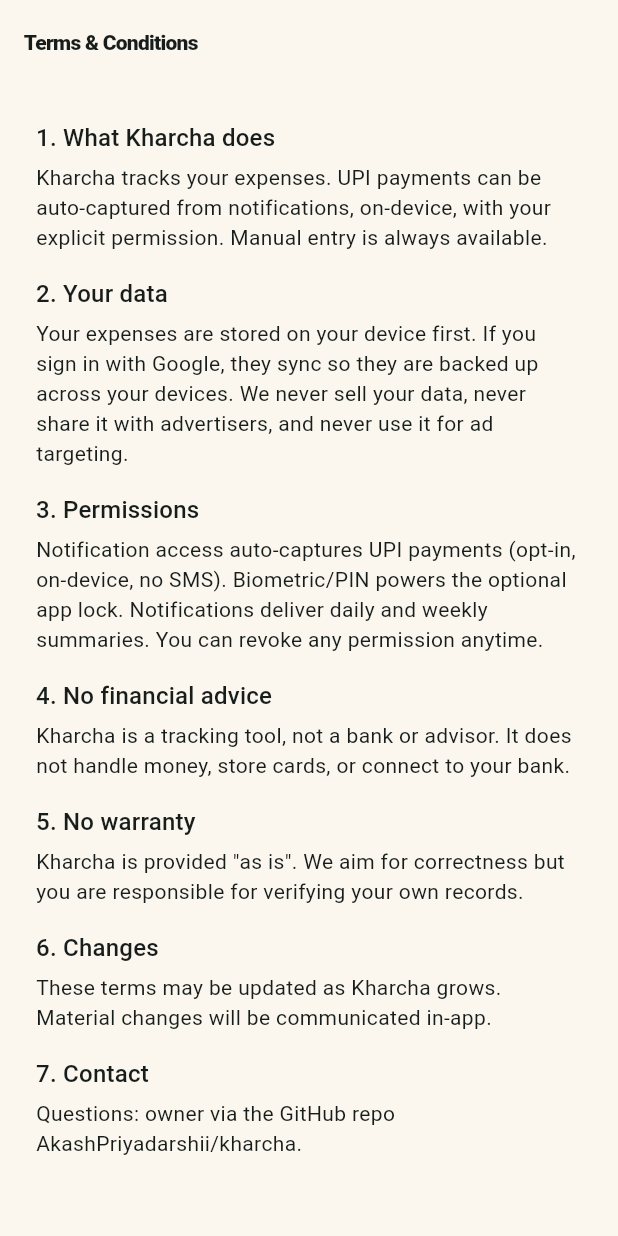
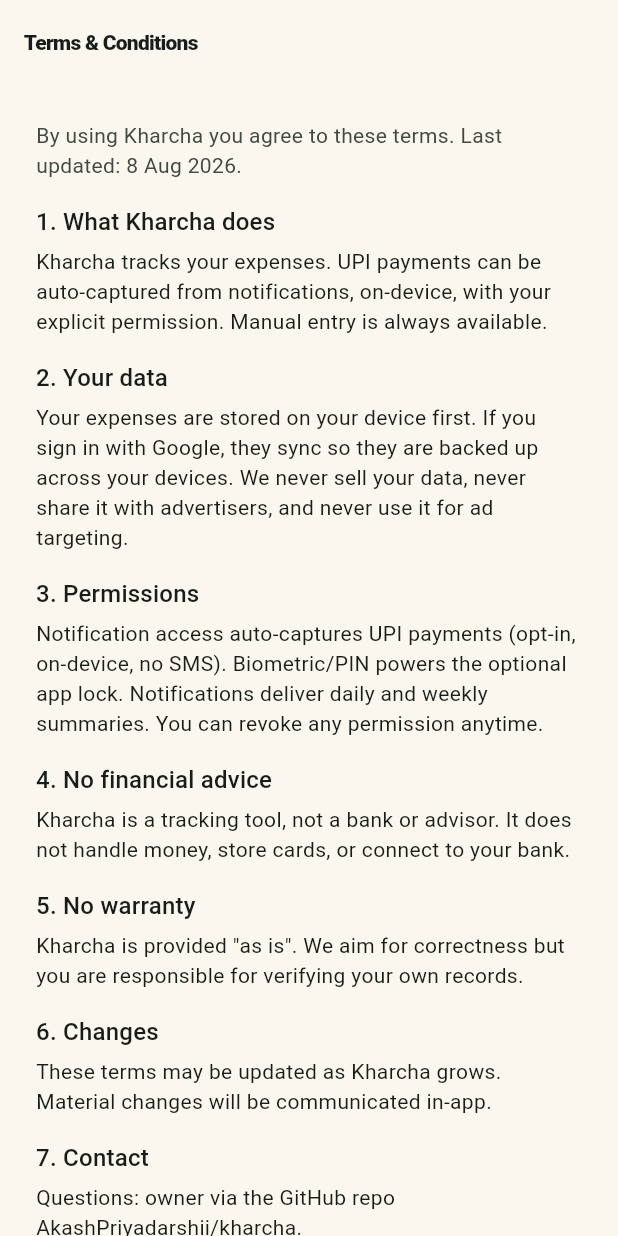
Before and after one commit to AkashPriyadarshii/kharcha, a Flutter app: the TermsScreen screen opened by its route, on a phone screen of 412 x 824 dp. Run offline on Flutter 3.47's test engine with Material 3 defaults, Android fonts, the phone set to English and light mode, and no system bars; our stand-ins replace csv, drift, file_picker, fl_chart, flutter_local_notifications, flutter_riverpod and 7 more; accounts and stored records are empty; generated files the repository leaves out were written again.

Commit message:
fix: terms screen — add consent line + last-updated date

```diff
--- a/lib/screens/terms_screen.dart
+++ b/lib/screens/terms_screen.dart
@@ -12,6 +12,14 @@
       body: ListView(
         padding: const EdgeInsets.all(24),
         children: [
+          Text(
+            'By using Kharcha you agree to these terms. '
+            'Last updated: 8 Aug 2026.',
+            style: Theme.of(context).textTheme.bodyMedium?.copyWith(
+                  color: Theme.of(context).colorScheme.onSurfaceVariant,
+                ),
+          ),
+          const SizedBox(height: 16),
           const _Section(
             title: '1. What Kharcha does',
             body: 'Kharcha tracks your expenses. UPI payments can be '
```
